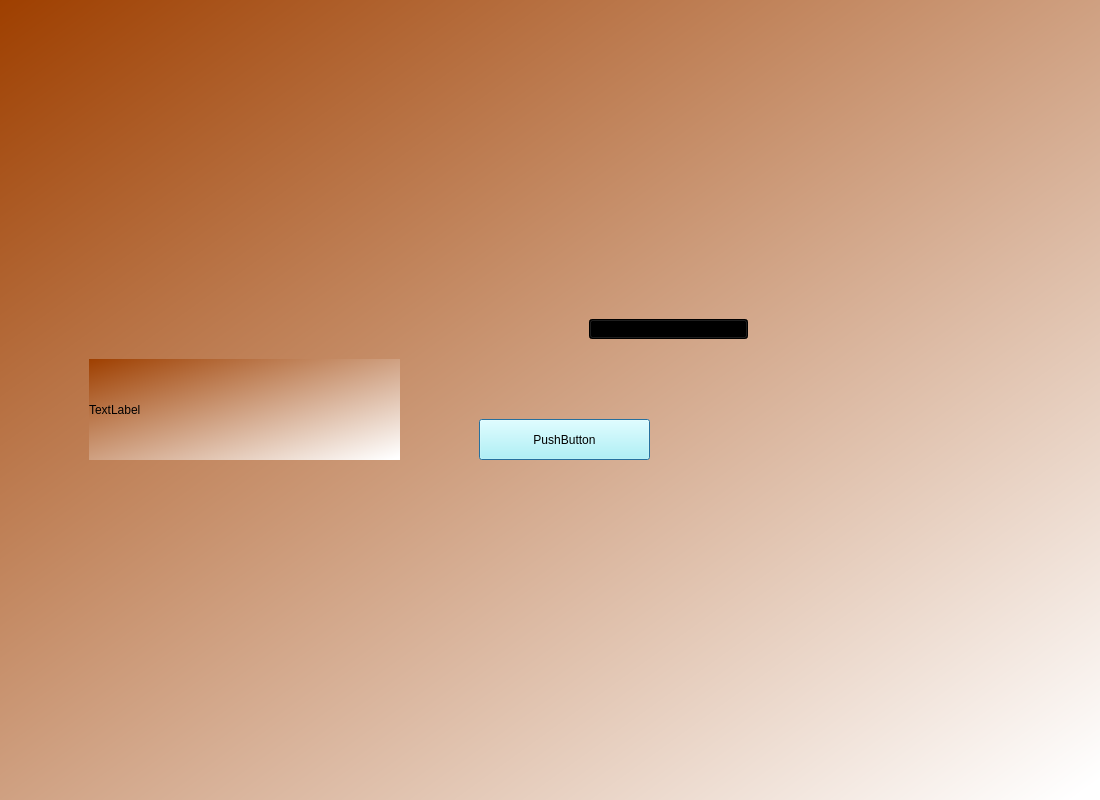
The window that Hackathon/input.ui (Agnim0912/DEVSPRINT_KOHI) describes before a commit, drawn with Qt 5.
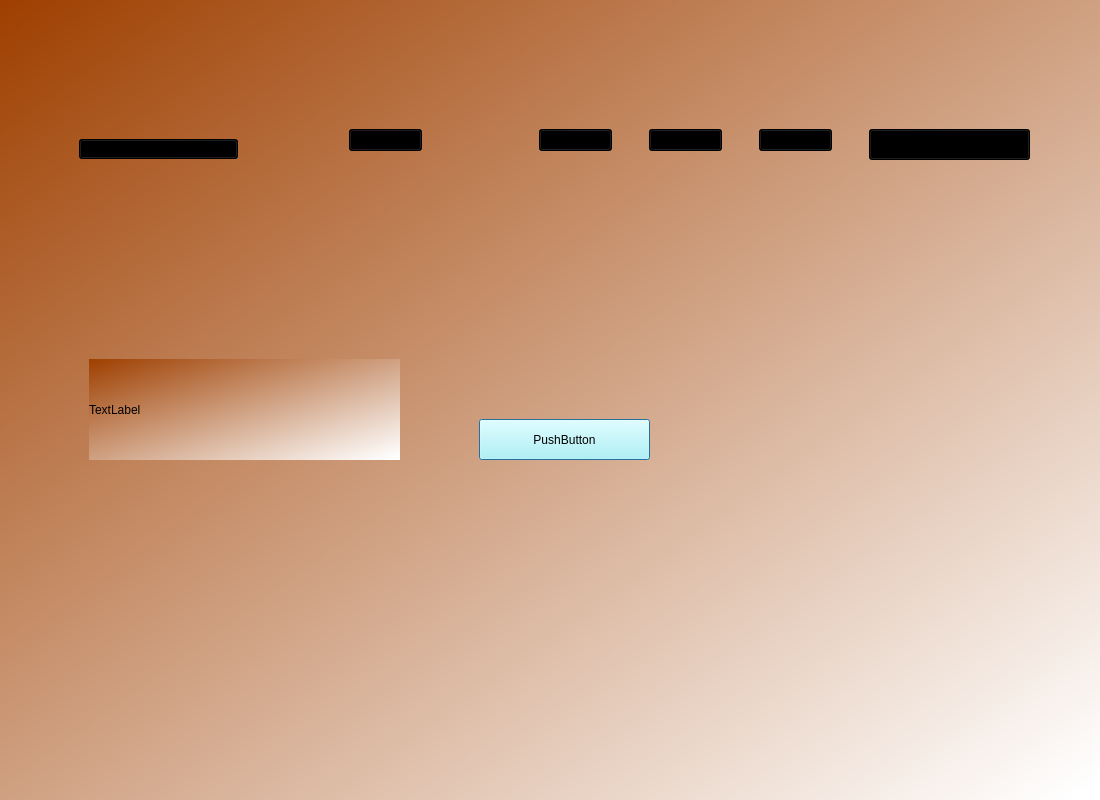
The same window after the commit.

Patch:
```diff
--- a/Hackathon/input.ui
+++ b/Hackathon/input.ui
@@ -57,12 +57,17 @@
    <widget class="QComboBox" name="comboBox">
     <property name="geometry">
      <rect>
-      <x>590</x>
-      <y>320</y>
+      <x>80</x>
+      <y>140</y>
       <width>159</width>
       <height>20</height>
      </rect>
     </property>
+    <item>
+     <property name="text">
+      <string/>
+     </property>
+    </item>
     <item>
      <property name="text">
       <string>Hot</string>
@@ -74,6 +79,156 @@
      </property>
     </item>
    </widget>
+   <widget class="QComboBox" name="comboBox3">
+    <property name="geometry">
+     <rect>
+      <x>540</x>
+      <y>130</y>
+      <width>73</width>
+      <height>22</height>
+     </rect>
+    </property>
+    <item>
+     <property name="text">
+      <string/>
+     </property>
+    </item>
+    <item>
+     <property name="text">
+      <string>no</string>
+     </property>
+    </item>
+    <item>
+     <property name="text">
+      <string>yes</string>
+     </property>
+    </item>
+   </widget>
+   <widget class="QComboBox" name="comboBox4">
+    <property name="geometry">
+     <rect>
+      <x>650</x>
+      <y>130</y>
+      <width>73</width>
+      <height>22</height>
+     </rect>
+    </property>
+    <item>
+     <property name="text">
+      <string/>
+     </property>
+    </item>
+    <item>
+     <property name="text">
+      <string>no</string>
+     </property>
+    </item>
+    <item>
+     <property name="text">
+      <string>yes</string>
+     </property>
+    </item>
+   </widget>
+   <widget class="QComboBox" name="comboBox5">
+    <property name="geometry">
+     <rect>
+      <x>760</x>
+      <y>130</y>
+      <width>73</width>
+      <height>22</height>
+     </rect>
+    </property>
+    <item>
+     <property name="text">
+      <string/>
+     </property>
+    </item>
+    <item>
+     <property name="text">
+      <string>no</string>
+     </property>
+    </item>
+    <item>
+     <property name="text">
+      <string>yes</string>
+     </property>
+    </item>
+   </widget>
+   <widget class="QComboBox" name="comboBox2">
+    <property name="geometry">
+     <rect>
+      <x>350</x>
+      <y>130</y>
+      <width>73</width>
+      <height>22</height>
+     </rect>
+    </property>
+    <item>
+     <property name="text">
+      <string/>
+     </property>
+    </item>
+    <item>
+     <property name="text">
+      <string>0</string>
+     </property>
+    </item>
+    <item>
+     <property name="text">
+      <string>1</string>
+     </property>
+    </item>
+    <item>
+     <property name="text">
+      <string>2</string>
+     </property>
+    </item>
+   </widget>
+   <widget class="QComboBox" name="comboBox6">
+    <property name="geometry">
+     <rect>
+      <x>870</x>
+      <y>130</y>
+      <width>161</width>
+      <height>31</height>
+     </rect>
+    </property>
+    <item>
+     <property name="text">
+      <string/>
+     </property>
+    </item>
+    <item>
+     <property name="text">
+      <string>No</string>
+     </property>
+    </item>
+    <item>
+     <property name="text">
+      <string>Foam</string>
+     </property>
+    </item>
+    <item>
+     <property name="text">
+      <string>Chocolate Syrup</string>
+     </property>
+    </item>
+    <item>
+     <property name="text">
+      <string>Whipped Cream</string>
+     </property>
+    </item>
+    <item>
+     <property name="text">
+      <string>Vanilla Icecream</string>
+     </property>
+    </item>
+    <item>
+     <property name="text">
+      <string>Ice Flavouring Syrup</string>
+     </property>
+    </item>
+   </widget>
   </widget>
  </widget>
  <resources/>
```
